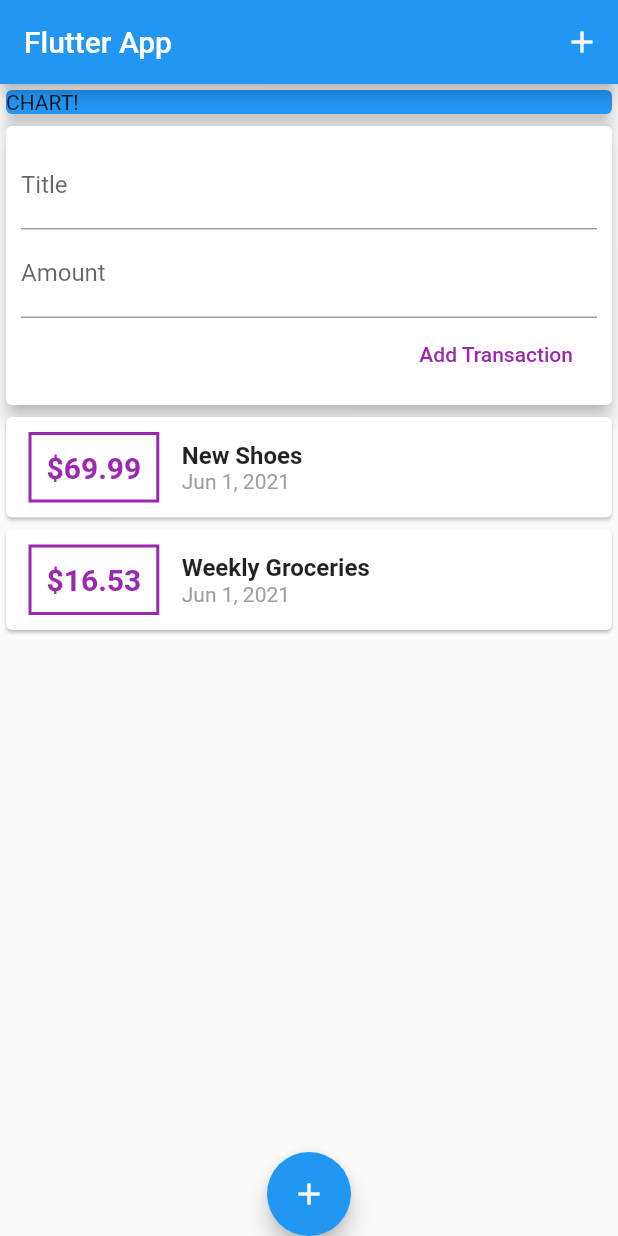
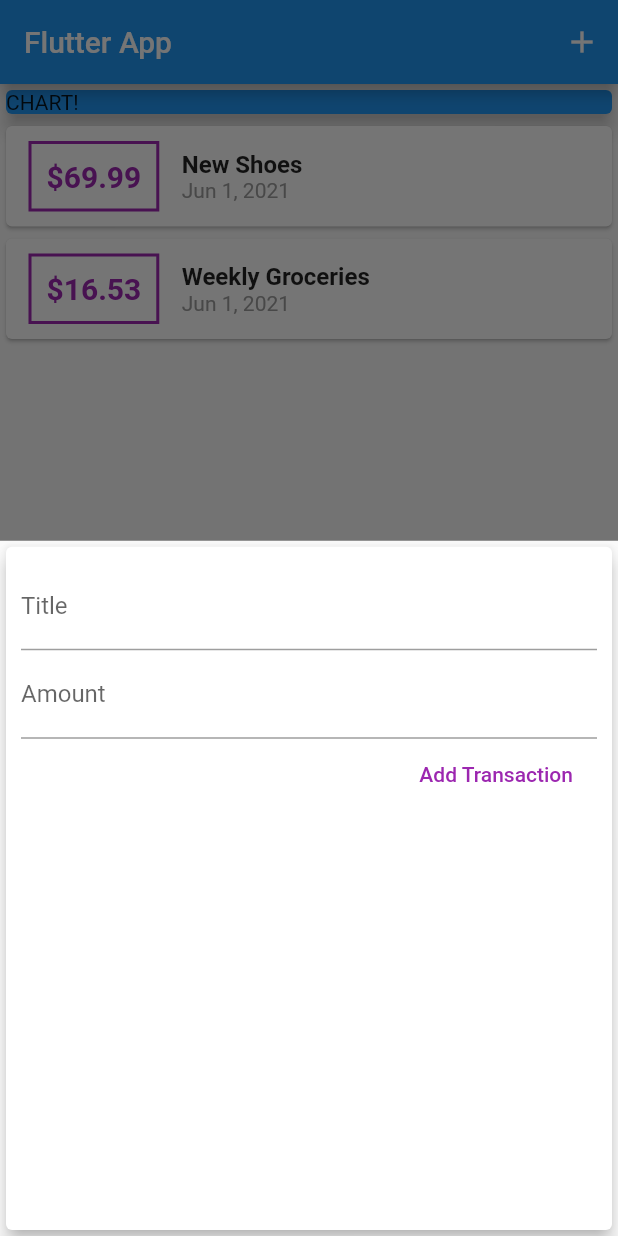
Before and after one commit to kshitizsaxena22/TRACKER, a Flutter app: the screen it shows after launch, after a tap on the "add" icon, on a phone screen of 412 x 824 dp. Run offline on Flutter 3.47's test engine with Material 2 defaults, Android fonts, the phone set to English and light mode, and no system bars.

```diff
--- a/lib/main.dart
+++ b/lib/main.dart
@@ -1,6 +1,8 @@
+import './widgets/transaction_list.dart';
+
+import './widgets/new_transaction.dart';
 import 'package:flutter/material.dart';
-
-import './widgets/user_transaction.dart';
+import './models/transaction.dart';
 
 void main() => runApp(MyApp());
 
@@ -14,11 +16,54 @@ class MyApp extends StatelessWidget {
   }
 }
 
-class MyHomePage extends StatelessWidget {
+class MyHomePage extends StatefulWidget {
   // String titleInput;
   // String amountInput;
-  final titleController = TextEditingController();
-  final amountController = TextEditingController();
+  @override
+  _MyHomePageState createState() => _MyHomePageState();
+}
+
+class _MyHomePageState extends State<MyHomePage> {
+  final List<Transaction> _userTransactions = [
+    Transaction(
+      id: 't1',
+      title: 'New Shoes',
+      amount: 69.99,
+      date: DateTime.now(),
+    ),
+    Transaction(
+      id: 't2',
+      title: 'Weekly Groceries',
+      amount: 16.53,
+      date: DateTime.now(),
+    ),
+  ];
+
+  void _addNewTransaction(String txTitle, double txAmount) {
+    final newTx = Transaction(
+      title: txTitle,
+      amount: txAmount,
+      date: DateTime.now(),
+      id: DateTime.now().toString(),
+    );
+
+    setState(() {
+      _userTransactions.add(newTx);
+    });
+  }
+
+  void _startAddNewTransaction(BuildContext ctx) {
+    showModalBottomSheet(
+      context: ctx,
+      builder: (_) {
+        return GestureDetector(
+          onTap: () {},
+          child: NewTransaction(_addNewTransaction),
+          behavior: HitTestBehavior.opaque,
+        );
+      },
+    );
+  }
 
   @override
   Widget build(BuildContext context) {
@@ -27,7 +72,7 @@ class MyHomePage extends StatelessWidget {
         title: Text('Flutter App'),
         actions: <Widget>[
           IconButton(
-            onPressed: () => {},
+            onPressed: () => _startAddNewTransaction(context),
             icon: Icon(Icons.add),
           )
         ],
@@ -45,14 +90,14 @@ class MyHomePage extends StatelessWidget {
                 elevation: 5,
               ),
             ),
-            UserTransactions()
+            TransactionList(_userTransactions)
           ],
         ),
       ),
       floatingActionButtonLocation: FloatingActionButtonLocation.centerDocked,
       floatingActionButton: FloatingActionButton(
         child: Icon(Icons.add),
-        onPressed: () => {},
+        onPressed: () => _startAddNewTransaction(context),
       ),
     );
   }
--- a/lib/widgets/new_transaction.dart
+++ b/lib/widgets/new_transaction.dart
@@ -1,11 +1,18 @@
 import 'package:flutter/material.dart';
 
-class NewTransaction extends StatelessWidget {
+class NewTransaction extends StatefulWidget {
   final Function addTx;
-  final titleController = TextEditingController();
-  final amountController = TextEditingController();
 
   NewTransaction(this.addTx);
+
+  @override
+  _NewTransactionState createState() => _NewTransactionState();
+}
+
+class _NewTransactionState extends State<NewTransaction> {
+  final titleController = TextEditingController();
+
+  final amountController = TextEditingController();
 
   void submitData() {
     final enteredTitle = titleController.text;
@@ -14,7 +21,7 @@ class NewTransaction extends StatelessWidget {
     if (enteredTitle.isEmpty || enteredAmount < 0) {
       return;
     }
-    addTx(
+    widget.addTx(
       enteredTitle,
       enteredAmount,
     );
--- a/lib/widgets/user_transaction.dart
+++ /dev/null
@@ -1,50 +0,0 @@
-import 'package:flutter/material.dart';
-
-import './new_transaction.dart';
-import './transaction_list.dart';
-import '../models/transaction.dart';
-
-class UserTransactions extends StatefulWidget {
-  @override
-  _UserTransactionsState createState() => _UserTransactionsState();
-}
-
-class _UserTransactionsState extends State<UserTransactions> {
-  final List<Transaction> _userTransactions = [
-    Transaction(
-      id: 't1',
-      title: 'New Shoes',
-      amount: 69.99,
-      date: DateTime.now(),
-    ),
-    Transaction(
-      id: 't2',
-      title: 'Weekly Groceries',
-      amount: 16.53,
-      date: DateTime.now(),
-    ),
-  ];
-
-  void _addNewTransaction(String txTitle, double txAmount) {
-    final newTx = Transaction(
-      title: txTitle,
-      amount: txAmount,
-      date: DateTime.now(),
-      id: DateTime.now().toString(),
-    );
-
-    setState(() {
-      _userTransactions.add(newTx);
-    });
-  }
-
-  @override
-  Widget build(BuildContext context) {
-    return Column(
-      children: <Widget>[
-        NewTransaction(_addNewTransaction),
-        TransactionList(_userTransactions),
-      ],
-    );
-  }
-}
```
